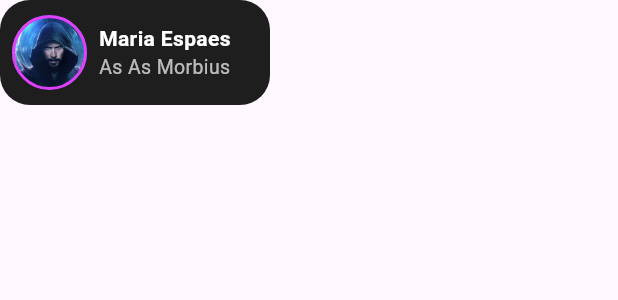
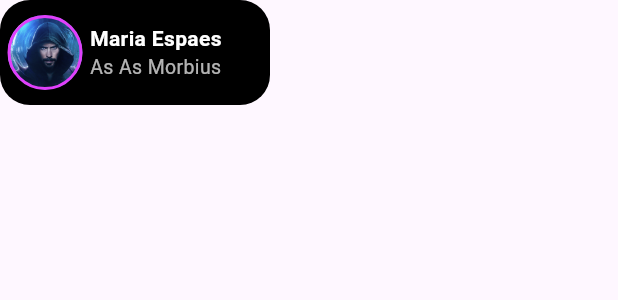
Before and after one commit to zeyad-nour/Ani-Flix-app, a Flutter app: the CustomCardInfo widget shown alone on an empty page, opened directly, on a phone screen of 412 x 824 dp. Shown: the top 300 px of the screen. Run offline on Flutter 3.47's test engine with Material 3 defaults, Android fonts, the phone set to English and light mode, and no system bars; our stand-ins replace get.

```diff
--- a/lib/Features/details/presentation/widgets/custom_card_info.dart
+++ b/lib/Features/details/presentation/widgets/custom_card_info.dart
@@ -18,23 +18,19 @@ class CustomCardInfo extends StatelessWidget {
       width: 180,
       height: 70,
       decoration: BoxDecoration(
-        color: const Color(0xFF1E1E1E), // لون الخلفية الغامق
+        color: Colors.black,
         borderRadius: BorderRadius.circular(20),
       ),
       child: Row(
         children: [
-          // الصورة الدائرية
           Padding(
-            padding: const EdgeInsets.all(8.0),
+            padding: const EdgeInsets.all(5.0),
             child: Container(
               width: 50,
               height: 50,
               decoration: BoxDecoration(
                 shape: BoxShape.circle,
-                border: Border.all(
-                  width: 2,
-                  color: Colors.purpleAccent, // لون الإطار (Gradient ممكن كمان)
-                ),
+                border: Border.all(width: 2, color: Colors.purpleAccent),
                 image: DecorationImage(
                   // image: NetworkImage(imageUrl),
                   image: AssetImage(imageUrl),
@@ -44,7 +40,6 @@ class CustomCardInfo extends StatelessWidget {
             ),
           ),
 
-          // الاسم والدور
           Column(
             mainAxisAlignment: MainAxisAlignment.center,
             crossAxisAlignment: CrossAxisAlignment.start,
@@ -59,6 +54,7 @@ class CustomCardInfo extends StatelessWidget {
               Text(
                 "As $role",
                 style: TextStyle(
+                  // ignore: deprecated_member_use
                   color: Colors.white.withOpacity(0.7),
                   fontSize: 13,
                 ),
```
Also changed, not shown: lib/Features/details/presentation/detailes_view.dart (+5 -24 lines), lib/Features/details/presentation/widgets/custom_button.dart (added, +35 -0 lines), lib/Features/details/presentation/widgets/custom_list_view_card.dart (added, +32 -0 lines).
